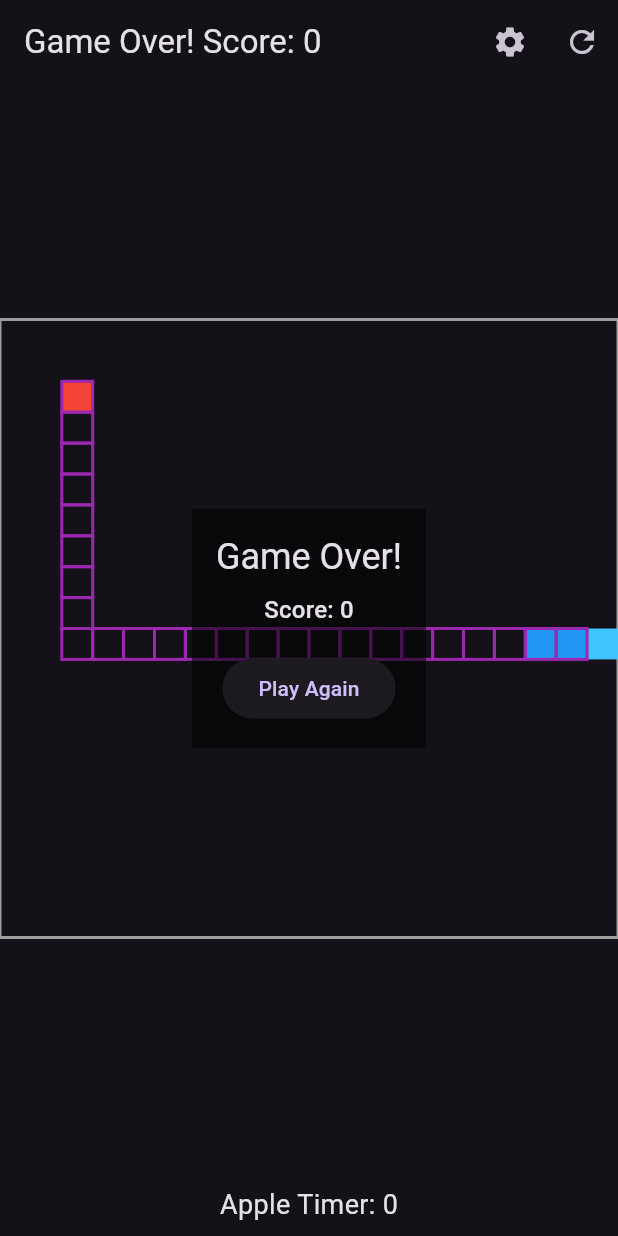
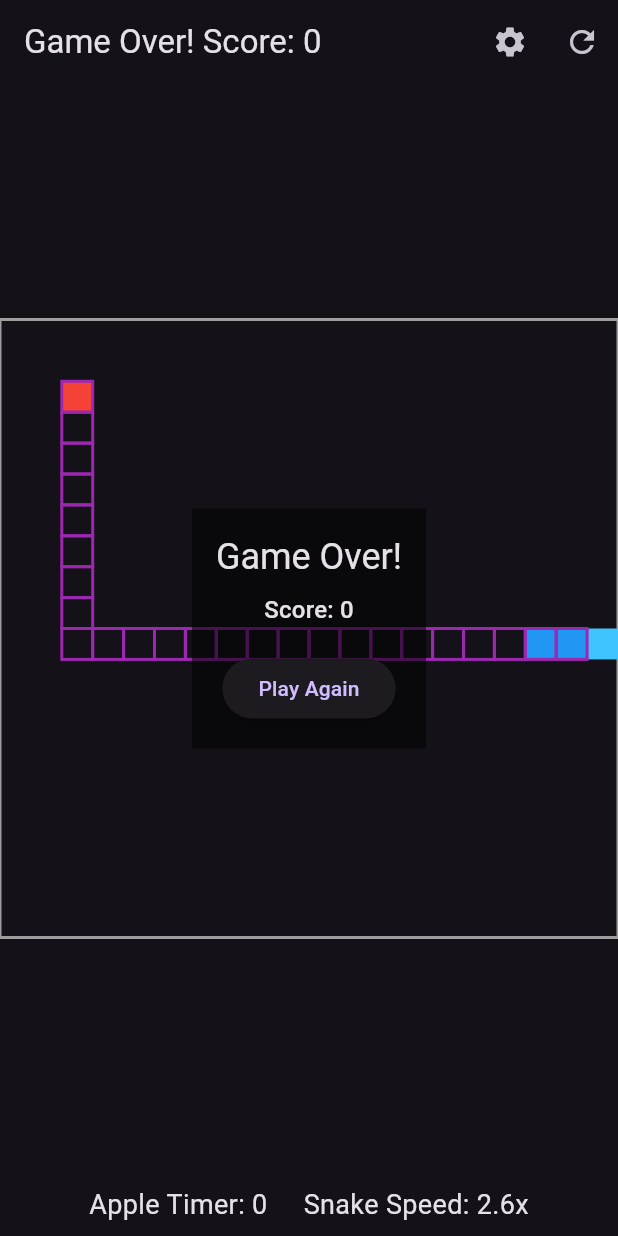
Before and after one commit to csells/snake, a Flutter app: the screen it shows after launch, on a phone screen of 412 x 824 dp. Run offline on Flutter 3.47's test engine with Material 3 defaults, Android fonts, the phone set to English and light mode, and no system bars.

Commit message:
show the snake speed

```diff
--- a/lib/main.dart
+++ b/lib/main.dart
@@ -436,12 +436,23 @@ class _SnakeGameState extends State<SnakeGame> {
                 },
               ),
             ),
-            // 2) Apple Timer below the board
+            // 2) Status row below the board
             Padding(
               padding: const EdgeInsets.all(8),
-              child: Text(
-                'Apple Timer: ${isGameOver ? 0 : countdown}',
-                style: const TextStyle(fontSize: 18),
+              child: Row(
+                mainAxisAlignment: MainAxisAlignment.center,
+                children: [
+                  Text(
+                    'Apple Timer: ${isGameOver ? 0 : countdown}',
+                    style: const TextStyle(fontSize: 18),
+                  ),
+                  const SizedBox(width: 24), // Space between the two texts
+                  Text(
+                    'Snake Speed: '
+                    '${(1000 / tickSpeed.inMilliseconds).toStringAsFixed(1)}x',
+                    style: const TextStyle(fontSize: 18),
+                  ),
+                ],
               ),
             ),
           ],
```
